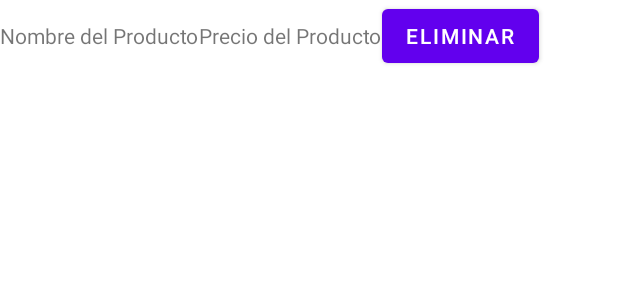
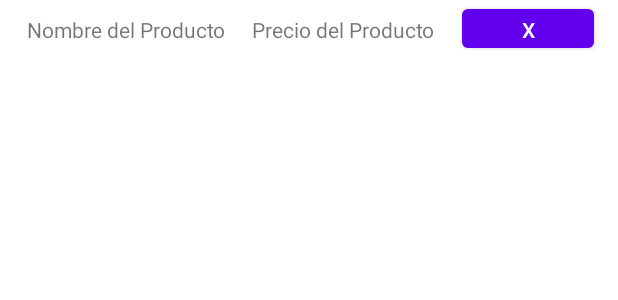
Before and after one commit to judaesqu/AplicacionAndroid, an Android app: the layout product_item.xml on its own in the app's theme, with its tools: preview values and no code run, on a phone screen of 412 x 824 dp. Shown: the top 300 px of the screen. Run offline under Robolectric (Android 15) with nearby library versions, the phone set to English and light mode, and no system bars.

Commit message:
Cambios en el diseño del boton eliminar

```diff
--- a/app/src/main/res/layout/product_item.xml
+++ b/app/src/main/res/layout/product_item.xml
@@ -1,25 +1,38 @@
 <?xml version="1.0" encoding="utf-8"?>
-<LinearLayout xmlns:android="http://schemas.android.com/apk/res/android"
+<androidx.constraintlayout.widget.ConstraintLayout xmlns:android="http://schemas.android.com/apk/res/android"
+    xmlns:app="http://schemas.android.com/apk/res-auto"
+    xmlns:tools="http://schemas.android.com/tools"
+    android:id="@+id/linearLayout"
     android:layout_width="match_parent"
-    android:layout_height="match_parent"
-    android:orientation="horizontal">
+    android:layout_height="match_parent">
 
     <TextView
         android:id="@+id/textProductName"
         android:layout_width="wrap_content"
         android:layout_height="wrap_content"
-        android:text="Nombre del Producto"/>
+        android:text="Nombre del Producto"
+        app:layout_constraintBaseline_toBaselineOf="@+id/textProductPrice"
+        app:layout_constraintEnd_toStartOf="@+id/textProductPrice"
+        app:layout_constraintStart_toStartOf="parent" />
 
     <TextView
         android:id="@+id/textProductPrice"
         android:layout_width="wrap_content"
         android:layout_height="wrap_content"
-        android:text="Precio del Producto"/>
+        android:layout_marginTop="10dp"
+        android:text="Precio del Producto"
+        app:layout_constraintEnd_toStartOf="@+id/btnDeleteProduct"
+        app:layout_constraintStart_toEndOf="@+id/textProductName"
+        app:layout_constraintTop_toTopOf="parent" />
 
     <Button
         android:id="@+id/btnDeleteProduct"
-        android:layout_width="wrap_content"
-        android:layout_height="wrap_content"
-        android:text="Eliminar"/>
+        android:layout_width="0dp"
+        android:layout_height="38dp"
+        android:layout_marginEnd="16dp"
+        android:layout_marginRight="16dp"
+        android:text="X"
+        app:layout_constraintEnd_toEndOf="parent"
+        tools:layout_editor_absoluteY="3dp" />
 
-</LinearLayout>
+</androidx.constraintlayout.widget.ConstraintLayout>
```
Also changed, not shown: app/src/main/AndroidManifest.xml (+9 -1 lines), app/src/main/java/com/example/presupuestos/intro.java (added, +28 -0 lines), app/src/main/res/layout/activity_intro.xml (added, +68 -0 lines), app/src/main/res/layout/activity_main.xml (+8 -2 lines), app/src/main/res/drawable/logo_sena.png (added), app/src/main/res/drawable/presupuesto.jpeg (added), app/src/main/res/mipmap-hdpi/abaco.png (added).
